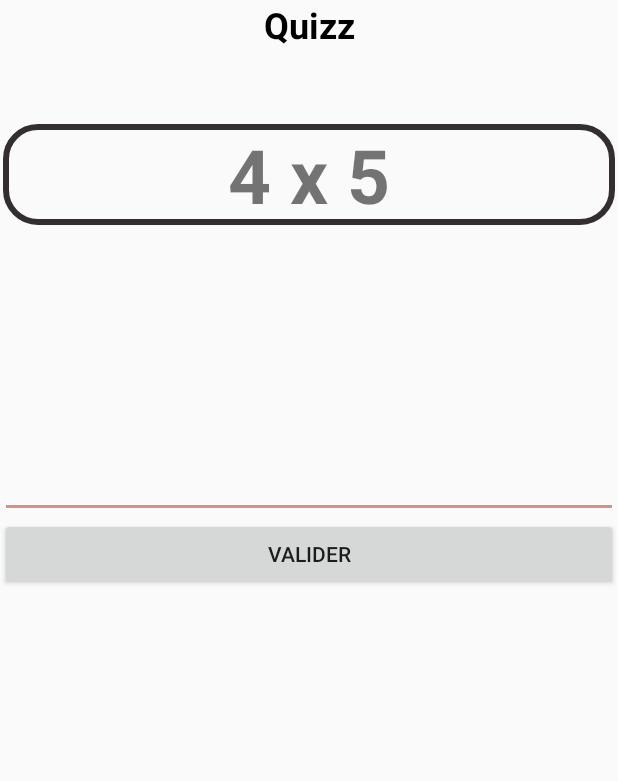
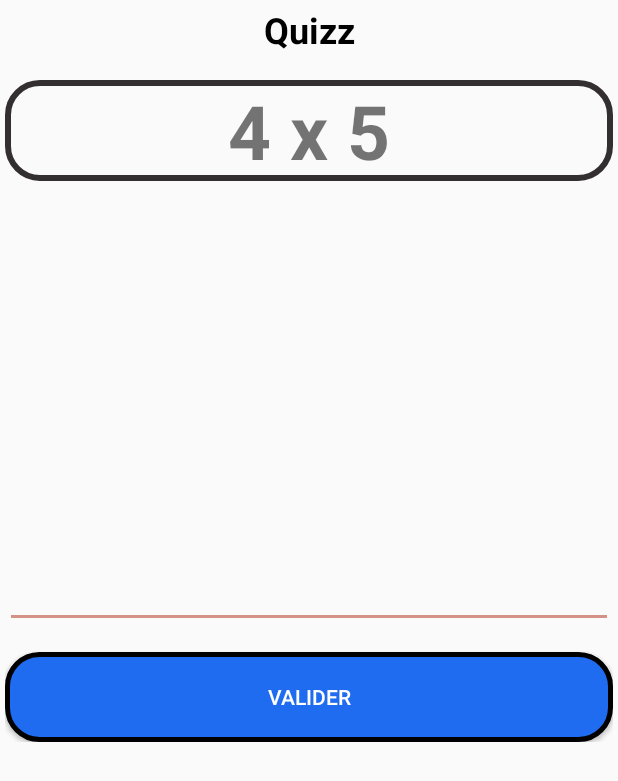
Before and after one commit to Yztoc/Android_MiniGames, an Android app: the Quizz screen opened directly, with no data from a screen before it, on a phone screen of 412 x 824 dp. Shown: the top 781 px of the screen. Run offline under Robolectric (Android 15) with nearby library versions, the phone set to English and light mode, and no system bars.

Commit message:
Remplacemnt style des boutons et redéfinition des emplacements des composants en fonction des autres

```diff
--- a/app/src/main/java/tj/project/esir/progmobproject/Quizz.java
+++ b/app/src/main/java/tj/project/esir/progmobproject/Quizz.java
@@ -65,7 +65,6 @@ public class Quizz extends AppCompatActivity {
         calculAnswerInput = findViewById(R.id.calculAnswerInput);
         btn_valid_calcul = findViewById(R.id.validCalculButton);
 
-
         pickQuestion();
 
 
@@ -87,12 +86,16 @@ public class Quizz extends AppCompatActivity {
 
         btn_nextQuestion.setOnClickListener(new View.OnClickListener() {
             public void onClick(View v) {
+                calculAnswerInput.setText("");
                 pickQuestion();
             }
         });
         btn_valid_calcul.setOnClickListener(new View.OnClickListener() {
             public void onClick(View v) {
-                setReponseTextQuizz(resultatCalcul == Integer.parseInt(calculAnswerInput.getText().toString()));
+                String result = calculAnswerInput.getText().toString();
+                if(result.equals(""))
+                    result = "-1";
+                setReponseTextQuizz(resultatCalcul == Integer.parseInt(result));
                 closeKeyboard();
             }
         });
--- a/app/src/main/res/layout/activity_quizz.xml
+++ b/app/src/main/res/layout/activity_quizz.xml
@@ -4,20 +4,37 @@
     xmlns:tools="http://schemas.android.com/tools"
     android:layout_width="match_parent"
     android:layout_height="match_parent"
+    android:padding="3dp"
     tools:context=".Quizz">
 
 
     <include layout="@layout/content_quizz" />
 
+    <android.support.constraint.ConstraintLayout
+        android:id="@+id/linearLayout"
+        android:layout_width="match_parent"
+        android:layout_height="match_parent"
+        android:orientation="vertical"
+        app:layout_constraintBottom_toBottomOf="@+id/relativeLayout"
+        app:layout_constraintTop_toBottomOf="@+id/relativeLayout">
+
         <LinearLayout
-        android:layout_width="match_parent"
-        android:layout_height="wrap_content"
-        android:orientation="vertical">
+            android:id="@+id/linearLayout2"
+            android:layout_width="0dp"
+            android:layout_height="0dp"
+            android:orientation="vertical"
+            app:layout_constraintBottom_toTopOf="@+id/relativeLayout"
+            app:layout_constraintEnd_toEndOf="parent"
+            app:layout_constraintStart_toStartOf="parent"
+            app:layout_constraintTop_toTopOf="parent"
+            app:layout_constraintVertical_bias="0.51"
+            tools:layout_conversion_absoluteHeight="99dp"
+            tools:layout_conversion_absoluteWidth="384dp">
 
             <TextView
                 android:id="@+id/quizz_title"
                 android:layout_width="match_parent"
-            android:layout_height="wrap_content"
+                android:layout_height="50dp"
                 android:text="@string/title_activity_quizz"
                 android:textAlignment="center"
                 android:textColor="@android:color/black"
@@ -29,18 +46,23 @@
                 android:id="@+id/quizz_question"
                 android:layout_width="match_parent"
                 android:layout_height="wrap_content"
-            android:layout_marginLeft="2dp"
-            android:layout_marginTop="50dp"
-            android:layout_marginRight="2dp"
-            android:layout_marginBottom="150dp"
                 android:background="@drawable/textview_border"
                 android:textAlignment="center"
                 android:textSize="50sp"
                 android:textStyle="bold" />
 
+        </LinearLayout>
+
         <RelativeLayout
-            android:layout_width="match_parent"
-            android:layout_height="match_parent">
+            android:id="@+id/relativeLayout"
+            android:layout_width="0dp"
+            android:layout_height="0dp"
+            app:layout_constraintBottom_toTopOf="@+id/linearLayout3"
+            app:layout_constraintEnd_toEndOf="parent"
+            app:layout_constraintStart_toStartOf="parent"
+            app:layout_constraintTop_toBottomOf="@+id/linearLayout2"
+            tools:layout_conversion_absoluteHeight="186dp"
+            tools:layout_conversion_absoluteWidth="384dp">
 
             <LinearLayout
                 android:id="@+id/multipleAnswersLayout"
@@ -80,6 +102,8 @@
                 android:id="@+id/calculAnswerLayout"
                 android:layout_width="match_parent"
                 android:layout_height="wrap_content"
+                android:layout_alignParentStart="true"
+                android:layout_alignParentTop="true"
                 android:orientation="vertical">
 
                 <EditText
@@ -94,20 +118,33 @@
                     android:id="@+id/validCalculButton"
                     android:layout_width="match_parent"
                     android:layout_height="wrap_content"
-                    android:text="@string/valid_button_text" />
+                    android:layout_marginTop="16dp"
+                    android:background="@drawable/quizz_button_shape"
+                    android:paddingStart="0dp"
+                    android:text="@string/valid_button_text"
+                    android:textColor="@android:color/white" />
             </LinearLayout>
         </RelativeLayout>
 
         <LinearLayout
-            android:layout_width="match_parent"
-            android:layout_height="wrap_content"
-            android:orientation="horizontal">
+            android:id="@+id/linearLayout3"
+            android:layout_width="335dp"
+            android:layout_height="70dp"
+            android:layout_marginStart="8dp"
+            android:layout_marginEnd="8dp"
+            android:layout_marginBottom="8dp"
+            android:orientation="horizontal"
+            app:layout_constraintBottom_toBottomOf="parent"
+            app:layout_constraintEnd_toEndOf="parent"
+            app:layout_constraintStart_toStartOf="parent"
+            app:layout_constraintTop_toBottomOf="@+id/relativeLayout"
+            tools:layout_conversion_absoluteHeight="48dp"
+            tools:layout_conversion_absoluteWidth="384dp">
 
             <TextView
                 android:id="@+id/reponseText"
                 android:layout_width="wrap_content"
                 android:layout_height="wrap_content"
-                android:layout_marginLeft="20dp"
                 android:textAlignment="center"
                 android:textColor="@android:color/black"
                 android:textSize="20sp"
@@ -115,16 +152,16 @@
 
             <Button
                 android:id="@+id/btn_next_question"
-                android:layout_width="match_parent"
+                android:layout_width="wrap_content"
                 android:layout_height="wrap_content"
-                android:layout_marginLeft="20dp"
-                android:layout_marginRight="20dp"
-                android:text="Button"
-                android:visibility="invisible"
+                android:layout_marginLeft="10dp"
+                android:background="@drawable/quizz_button_shape"
+                android:textColor="@android:color/white"
+                android:visibility="visible"
                 tools:text="@string/next_question" />
         </LinearLayout>
 
-    </LinearLayout>
+    </android.support.constraint.ConstraintLayout>
 
 
 </android.support.design.widget.CoordinatorLayout>
```
Lines whose indentation alone changed are shown as unchanged.
